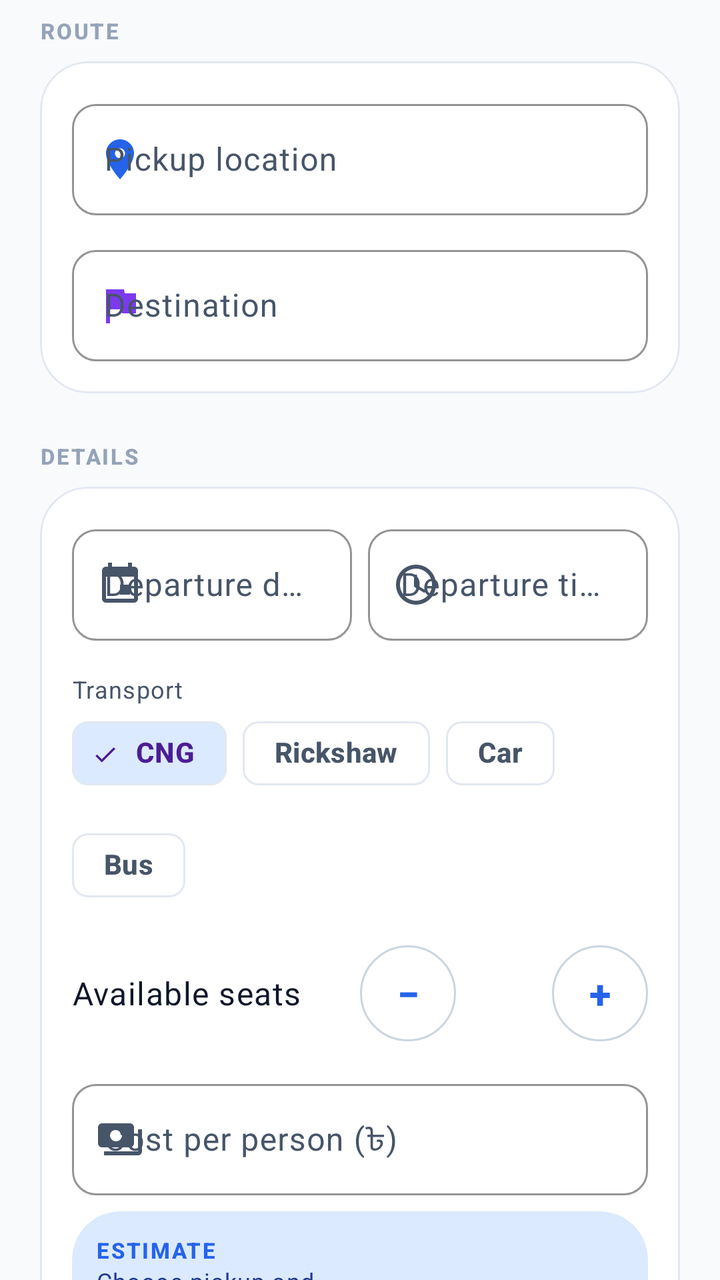
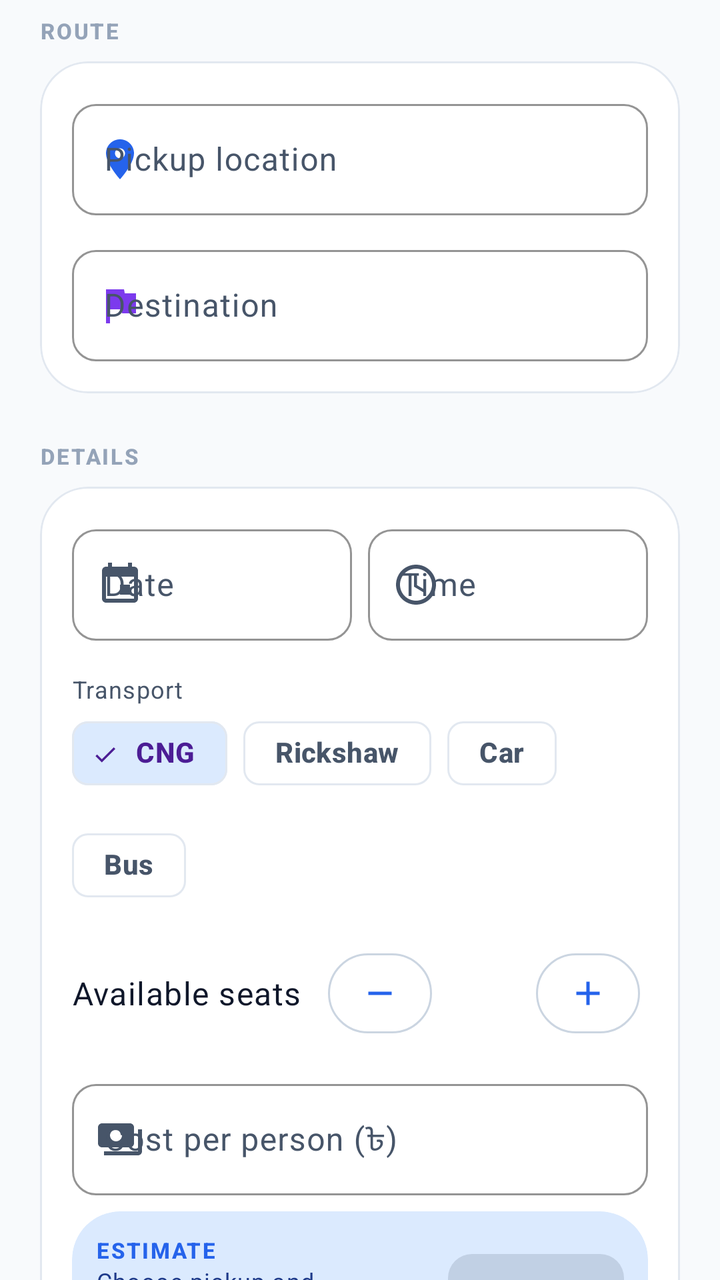

An Android layout rendered at two revisions. The XML below is the earlier revision; the diff shows what the commit changed to produce the second picture.
<!-- AndroidManifest.xml: application theme Theme.RideAlong -->
<!-- res/layout/fragment_post_ride.xml -->
<?xml version="1.0" encoding="utf-8"?>
<androidx.core.widget.NestedScrollView xmlns:android="http://schemas.android.com/apk/res/android"
    xmlns:app="http://schemas.android.com/apk/res-auto"
    android:layout_width="match_parent"
    android:layout_height="match_parent">

    <LinearLayout
        android:layout_width="match_parent"
        android:layout_height="wrap_content"
        android:orientation="vertical"
        android:paddingHorizontal="@dimen/screen_padding"
        android:paddingBottom="@dimen/space_xxl">

        
        <TextView
            android:layout_width="wrap_content"
            android:layout_height="wrap_content"
            android:layout_marginTop="@dimen/space_s"
            android:text="@string/post_route_section"
            android:textAppearance="@style/TextAppearance.RideAlong.Overline" />

        <com.google.android.material.card.MaterialCardView
            android:layout_width="match_parent"
            android:layout_height="wrap_content"
            android:layout_marginTop="@dimen/space_s">

            <LinearLayout
                android:layout_width="match_parent"
                android:layout_height="wrap_content"
                android:orientation="vertical"
                android:padding="@dimen/space_l">

                <com.google.android.material.textfield.TextInputLayout
                    android:id="@+id/pickup_layout"
                    android:layout_width="match_parent"
                    android:layout_height="wrap_content"
                    android:hint="@string/hint_pickup"
                    app:startIconDrawable="@drawable/ic_place"
                    app:startIconTint="@color/ra_primary">

                    <com.google.android.material.textfield.TextInputEditText
                        android:id="@+id/pickup"
                        android:layout_width="match_parent"
                        android:layout_height="wrap_content"
                        android:cursorVisible="false"
                        android:focusable="false"
                        android:inputType="none"
                        android:maxLines="2" />
                </com.google.android.material.textfield.TextInputLayout>

                <com.google.android.material.textfield.TextInputLayout
                    android:id="@+id/drop_layout"
                    android:layout_width="match_parent"
                    android:layout_height="wrap_content"
                    android:layout_marginTop="@dimen/space_m"
                    android:hint="@string/hint_destination"
                    app:startIconDrawable="@drawable/ic_flag"
                    app:startIconTint="@color/ra_secondary">

                    <com.google.android.material.textfield.TextInputEditText
                        android:id="@+id/drop"
                        android:layout_width="match_parent"
                        android:layout_height="wrap_content"
                        android:cursorVisible="false"
                        android:focusable="false"
                        android:inputType="none"
                        android:maxLines="2" />
                </com.google.android.material.textfield.TextInputLayout>

                <FrameLayout
                    android:id="@+id/map_card"
                    android:layout_width="match_parent"
                    android:layout_height="@dimen/map_height"
                    android:layout_marginTop="@dimen/space_m"
                    android:background="@drawable/bg_map_card"
                    android:visibility="gone">

                    <FrameLayout
                        android:id="@+id/map_container"
                        android:layout_width="match_parent"
                        android:layout_height="match_parent" />
                </FrameLayout>

                <TextView
                    android:id="@+id/route_summary"
                    android:layout_width="wrap_content"
                    android:layout_height="wrap_content"
                    android:layout_marginTop="@dimen/space_s"
                    android:drawablePadding="@dimen/space_xs"
                    android:gravity="center_vertical"
                    android:textAppearance="@style/TextAppearance.RideAlong.Caption"
                    android:visibility="gone"
                    app:drawableStartCompat="@drawable/ic_route"
                    app:drawableTint="@color/ra_text_secondary" />
            </LinearLayout>
        </com.google.android.material.card.MaterialCardView>

        
        <TextView
            android:layout_width="wrap_content"
            android:layout_height="wrap_content"
            android:layout_marginTop="@dimen/space_xl"
            android:text="@string/post_details_section"
            android:textAppearance="@style/TextAppearance.RideAlong.Overline" />

        <com.google.android.material.card.MaterialCardView
            android:layout_width="match_parent"
            android:layout_height="wrap_content"
            android:layout_marginTop="@dimen/space_s">

            <LinearLayout
                android:layout_width="match_parent"
                android:layout_height="wrap_content"
                android:orientation="vertical"
                android:padding="@dimen/space_l">

                <LinearLayout
                    android:layout_width="match_parent"
                    android:layout_height="wrap_content"
                    android:orientation="horizontal">

                    <com.google.android.material.textfield.TextInputLayout
                        android:id="@+id/date_layout"
                        android:layout_width="0dp"
                        android:layout_height="wrap_content"
                        android:layout_weight="1"
                        android:hint="@string/hint_departure_date"
                        app:startIconDrawable="@drawable/ic_event">

                        <com.google.android.material.textfield.TextInputEditText
                            android:id="@+id/date"
                            android:layout_width="match_parent"
                            android:layout_height="wrap_content"
                            android:cursorVisible="false"
                            android:focusable="false"
                            android:inputType="none" />
                    </com.google.android.material.textfield.TextInputLayout>

                    <com.google.android.material.textfield.TextInputLayout
                        android:id="@+id/time_layout"
                        android:layout_width="0dp"
                        android:layout_height="wrap_content"
                        android:layout_marginStart="@dimen/space_s"
                        android:layout_weight="1"
                        android:hint="@string/hint_departure_time"
                        app:startIconDrawable="@drawable/ic_schedule">

                        <com.google.android.material.textfield.TextInputEditText
                            android:id="@+id/time"
                            android:layout_width="match_parent"
                            android:layout_height="wrap_content"
                            android:cursorVisible="false"
                            android:focusable="false"
                            android:inputType="none" />
                    </com.google.android.material.textfield.TextInputLayout>
                </LinearLayout>

                <TextView
                    android:layout_width="wrap_content"
                    android:layout_height="wrap_content"
                    android:layout_marginTop="@dimen/space_l"
                    android:text="@string/hint_transport"
                    android:textAppearance="@style/TextAppearance.RideAlong.Caption" />

                <com.google.android.material.chip.ChipGroup
                    android:id="@+id/transport_group"
                    android:layout_width="match_parent"
                    android:layout_height="wrap_content"
                    app:selectionRequired="true"
                    app:singleSelection="true">

                    <com.google.android.material.chip.Chip
                        android:id="@+id/chip_cng"
                        android:layout_width="wrap_content"
                        android:layout_height="wrap_content"
                        android:checkable="true"
                        android:checked="true"
                        android:text="@string/transport_cng" />

                    <com.google.android.material.chip.Chip
                        android:id="@+id/chip_rickshaw"
                        android:layout_width="wrap_content"
                        android:layout_height="wrap_content"
                        android:checkable="true"
                        android:text="@string/transport_rickshaw" />

                    <com.google.android.material.chip.Chip
                        android:id="@+id/chip_car"
                        android:layout_width="wrap_content"
                        android:layout_height="wrap_content"
                        android:checkable="true"
                        android:text="@string/transport_car" />

                    <com.google.android.material.chip.Chip
                        android:id="@+id/chip_bus"
                        android:layout_width="wrap_content"
                        android:layout_height="wrap_content"
                        android:checkable="true"
                        android:text="@string/transport_bus" />
                </com.google.android.material.chip.ChipGroup>

                <LinearLayout
                    android:layout_width="match_parent"
                    android:layout_height="wrap_content"
                    android:layout_marginTop="@dimen/space_l"
                    android:gravity="center_vertical"
                    android:orientation="horizontal">

                    <TextView
                        android:layout_width="0dp"
                        android:layout_height="wrap_content"
                        android:layout_weight="1"
                        android:text="@string/hint_seats"
                        android:textAppearance="@style/TextAppearance.RideAlong.BodyLarge" />

                    <com.google.android.material.button.MaterialButton
                        android:id="@+id/seats_minus"
                        style="@style/Widget.Material3.Button.OutlinedButton"
                        android:layout_width="48dp"
                        android:layout_height="48dp"
                        android:insetTop="0dp"
                        android:insetBottom="0dp"
                        android:padding="0dp"
                        android:text="@string/symbol_minus"
                        android:textSize="20sp" />

                    <TextView
                        android:id="@+id/seats_value"
                        android:layout_width="48dp"
                        android:layout_height="wrap_content"
                        android:gravity="center"
                        android:textAppearance="@style/TextAppearance.RideAlong.TitleLarge" />

                    <com.google.android.material.button.MaterialButton
                        android:id="@+id/seats_plus"
                        style="@style/Widget.Material3.Button.OutlinedButton"
                        android:layout_width="48dp"
                        android:layout_height="48dp"
                        android:insetTop="0dp"
                        android:insetBottom="0dp"
                        android:padding="0dp"
                        android:text="@string/symbol_plus"
                        android:textSize="20sp" />
                </LinearLayout>

                <TextView
                    android:id="@+id/seats_error"
                    android:layout_width="wrap_content"
                    android:layout_height="wrap_content"
                    android:textAppearance="@style/TextAppearance.RideAlong.Caption"
                    android:textColor="@color/ra_error"
                    android:visibility="gone" />

                <com.google.android.material.textfield.TextInputLayout
                    android:id="@+id/cost_layout"
                    android:layout_width="match_parent"
                    android:layout_height="wrap_content"
                    android:layout_marginTop="@dimen/space_l"
                    android:hint="@string/hint_cost_per_person"
                    app:startIconDrawable="@drawable/ic_payments">

                    <com.google.android.material.textfield.TextInputEditText
                        android:id="@+id/cost"
                        android:layout_width="match_parent"
                        android:layout_height="wrap_content"
                        android:inputType="numberDecimal" />
                </com.google.android.material.textfield.TextInputLayout>

                
                <com.google.android.material.card.MaterialCardView
                    style="@style/Widget.RideAlong.Card.Tinted"
                    android:layout_width="match_parent"
                    android:layout_height="wrap_content"
                    android:layout_marginTop="@dimen/space_s">

                    <LinearLayout
                        android:layout_width="match_parent"
                        android:layout_height="wrap_content"
                        android:gravity="center_vertical"
                        android:orientation="horizontal"
                        android:padding="@dimen/space_m">

                        <LinearLayout
                            android:layout_width="0dp"
                            android:layout_height="wrap_content"
                            android:layout_weight="1"
                            android:orientation="vertical">

                            <TextView
                                android:layout_width="wrap_content"
                                android:layout_height="wrap_content"
                                android:text="@string/fare_estimate_label"
                                android:textAppearance="@style/TextAppearance.RideAlong.Overline"
                                android:textColor="@color/ra_primary" />

                            <TextView
                                android:id="@+id/fare_estimate"
                                android:layout_width="wrap_content"
                                android:layout_height="wrap_content"
                                android:text="@string/fare_estimate_need_route"
                                android:textAppearance="@style/TextAppearance.RideAlong.Caption"
                                android:textColor="@color/ra_on_primary_container" />
                        </LinearLayout>

                        <com.google.android.material.button.MaterialButton
                            android:id="@+id/use_estimate"
                            style="@style/Widget.RideAlong.Button.Text"
                            android:layout_width="wrap_content"
                            android:layout_height="wrap_content"
                            android:enabled="false"
                            android:text="@string/action_apply" />
                    </LinearLayout>
                </com.google.android.material.card.MaterialCardView>

                <com.google.android.material.textfield.TextInputLayout
                    android:id="@+id/detour_layout"
                    android:layout_width="match_parent"
                    android:layout_height="wrap_content"
                    android:layout_marginTop="@dimen/space_l"
                    android:hint="@string/hint_max_detour"
                    app:startIconDrawable="@drawable/ic_route">

                    <com.google.android.material.textfield.TextInputEditText
                        android:id="@+id/detour"
                        android:layout_width="match_parent"
                        android:layout_height="wrap_content"
                        android:inputType="numberDecimal" />
                </com.google.android.material.textfield.TextInputLayout>

                <com.google.android.material.textfield.TextInputLayout
                    android:id="@+id/comment_layout"
                    android:layout_width="match_parent"
                    android:layout_height="wrap_content"
                    android:layout_marginTop="@dimen/space_m"
                    android:hint="@string/hint_comment"
                    app:counterEnabled="true"
                    app:counterMaxLength="500">

                    <com.google.android.material.textfield.TextInputEditText
                        android:id="@+id/comment"
                        android:layout_width="match_parent"
                        android:layout_height="wrap_content"
                        android:gravity="top"
                        android:inputType="textMultiLine|textCapSentences"
                        android:minLines="2" />
                </com.google.android.material.textfield.TextInputLayout>
            </LinearLayout>
        </com.google.android.material.card.MaterialCardView>

        <com.google.android.material.button.MaterialButton
            android:id="@+id/post"
            android:layout_width="match_parent"
            android:layout_height="wrap_content"
            android:layout_marginTop="@dimen/space_xl"
            android:text="@string/action_post_ride"
            app:icon="@drawable/ic_check" />

        <com.google.android.material.progressindicator.LinearProgressIndicator
            android:id="@+id/progress"
            android:layout_width="match_parent"
            android:layout_height="wrap_content"
            android:layout_marginTop="@dimen/space_m"
            android:indeterminate="true"
            android:visibility="invisible" />
    </LinearLayout>
</androidx.core.widget.NestedScrollView>
<!-- resources referenced by this layout -->
<resources>
  <string name="hint_departure_date">Departure date</string>
  <string name="hint_departure_time">Departure time</string>
  <string name="symbol_minus" translatable="false">−</string>
  <string name="symbol_plus" translatable="false">+</string>
  <style name="Widget.RideAlong.Button.Text" parent="Widget.Material3.Button.TextButton">
          <item name="android:textAppearance">@style/TextAppearance.RideAlong.Label</item>
      </style>
  <style name="Theme.RideAlong" parent="Theme.Material3.Light.NoActionBar">
          <item name="colorPrimary">@color/ra_primary</item>
          <item name="colorOnPrimary">@color/ra_white</item>
          <item name="colorPrimaryContainer">@color/ra_primary_container</item>
          <item name="colorOnPrimaryContainer">@color/ra_on_primary_container</item>
          <item name="colorSecondary">@color/ra_secondary</item>
          <item name="colorOnSecondary">@color/ra_white</item>
          <item name="colorSecondaryContainer">@color/ra_secondary_container</item>
          <item name="colorOnSecondaryContainer">@color/ra_on_secondary_container</item>
          <item name="colorTertiary">@color/ra_secondary</item>
          <item name="android:colorBackground">@color/ra_background</item>
          <item name="colorOnBackground">@color/ra_text</item>
          <item name="colorSurface">@color/ra_surface</item>
          <item name="colorOnSurface">@color/ra_text</item>
          <item name="colorSurfaceVariant">@color/ra_surface_variant</item>
          <item name="colorOnSurfaceVariant">@color/ra_text_secondary</item>
          <item name="colorOutline">@color/ra_outline_strong</item>
          <item name="colorOutlineVariant">@color/ra_outline</item>
          <item name="colorError">@color/ra_error</item>
          <item name="colorErrorContainer">@color/ra_error_container</item>
  
          <item name="android:statusBarColor">@color/ra_background</item>
          <item name="android:windowLightStatusBar">true</item>
          <item name="android:navigationBarColor">@color/ra_surface</item>
          <item name="android:windowBackground">@color/ra_background</item>
  
          <item name="shapeAppearanceSmallComponent">@style/ShapeAppearance.RideAlong.Small</item>
          <item name="shapeAppearanceMediumComponent">@style/ShapeAppearance.RideAlong.Medium</item>
          <item name="shapeAppearanceLargeComponent">@style/ShapeAppearance.RideAlong.Large</item>
  
          <item name="materialCardViewStyle">@style/Widget.RideAlong.Card</item>
          <item name="textInputStyle">@style/Widget.RideAlong.TextInput</item>
          <item name="materialButtonStyle">@style/Widget.RideAlong.Button</item>
          <item name="toolbarStyle">@style/Widget.RideAlong.Toolbar</item>
          <item name="bottomNavigationStyle">@style/Widget.RideAlong.BottomNav</item>
          <item name="chipStyle">@style/Widget.RideAlong.Chip</item>
          <item name="materialAlertDialogTheme">@style/ThemeOverlay.RideAlong.Dialog</item>
          <item name="bottomSheetDialogTheme">@style/ThemeOverlay.RideAlong.BottomSheet</item>
  
          <item name="textAppearanceHeadlineMedium">@style/TextAppearance.RideAlong.Headline</item>
          <item name="textAppearanceTitleLarge">@style/TextAppearance.RideAlong.TitleLarge</item>
          <item name="textAppearanceTitleMedium">@style/TextAppearance.RideAlong.TitleMedium</item>
          <item name="textAppearanceBodyLarge">@style/TextAppearance.RideAlong.BodyLarge</item>
          <item name="textAppearanceBodyMedium">@style/TextAppearance.RideAlong.Body</item>
          <item name="textAppearanceBodySmall">@style/TextAppearance.RideAlong.Caption</item>
          <item name="textAppearanceLabelLarge">@style/TextAppearance.RideAlong.Label</item>
      </style>
  <style name="TextAppearance.RideAlong.Label" parent="TextAppearance.Material3.LabelLarge">
          <item name="android:textSize">14sp</item>
          <item name="android:textStyle">bold</item>
      </style>
  <style name="Widget.RideAlong.Button" parent="Widget.Material3.Button">
          <item name="android:minHeight">@dimen/button_height</item>
          <item name="android:textAppearance">@style/TextAppearance.RideAlong.Label</item>
          <item name="shapeAppearance">@style/ShapeAppearance.RideAlong.Medium</item>
          <item name="android:insetTop">0dp</item>
          <item name="android:insetBottom">0dp</item>
      </style>
  <dimen name="button_height">52dp</dimen>
  <!-- unchanged entries left out for length: 76 -->
</resources>

<!-- the commit's change to res/layout/fragment_post_ride.xml (unified diff, before → after) -->
@@ -215,32 +215,24 @@
 
                     <com.google.android.material.button.MaterialButton
                         android:id="@+id/seats_minus"
-                        style="@style/Widget.Material3.Button.OutlinedButton"
-                        android:layout_width="48dp"
-                        android:layout_height="48dp"
-                        android:insetTop="0dp"
-                        android:insetBottom="0dp"
-                        android:padding="0dp"
-                        android:text="@string/symbol_minus"
-                        android:textSize="20sp" />
+                        style="@style/Widget.RideAlong.Button.Stepper"
+                        android:layout_width="wrap_content"
+                        android:layout_height="wrap_content"
+                        app:icon="@drawable/ic_remove" />
 
                     <TextView
                         android:id="@+id/seats_value"
-                        android:layout_width="48dp"
+                        android:layout_width="44dp"
                         android:layout_height="wrap_content"
                         android:gravity="center"
                         android:textAppearance="@style/TextAppearance.RideAlong.TitleLarge" />
 
                     <com.google.android.material.button.MaterialButton
                         android:id="@+id/seats_plus"
-                        style="@style/Widget.Material3.Button.OutlinedButton"
-                        android:layout_width="48dp"
-                        android:layout_height="48dp"
-                        android:insetTop="0dp"
-                        android:insetBottom="0dp"
-                        android:padding="0dp"
-                        android:text="@string/symbol_plus"
-                        android:textSize="20sp" />
+                        style="@style/Widget.RideAlong.Button.Stepper"
+                        android:layout_width="wrap_content"
+                        android:layout_height="wrap_content"
+                        app:icon="@drawable/ic_add" />
                 </LinearLayout>
 
                 <TextView
@@ -304,9 +296,10 @@
 
                         <com.google.android.material.button.MaterialButton
                             android:id="@+id/use_estimate"
-                            style="@style/Widget.RideAlong.Button.Text"
+                            style="@style/Widget.RideAlong.Button.Small"
                             android:layout_width="wrap_content"
                             android:layout_height="wrap_content"
+                            android:layout_marginStart="@dimen/space_s"
                             android:enabled="false"
                             android:text="@string/action_apply" />
                     </LinearLayout>
<!-- resource entries referenced after the edit -->
@@ -1,11 +1,38 @@
 <!-- resources referenced by this layout -->
 <resources>
-  <string name="hint_departure_date">Departure date</string>
-  <string name="hint_departure_time">Departure time</string>
-  <string name="symbol_minus" translatable="false">−</string>
-  <string name="symbol_plus" translatable="false">+</string>
-  <style name="Widget.RideAlong.Button.Text" parent="Widget.Material3.Button.TextButton">
-          <item name="android:textAppearance">@style/TextAppearance.RideAlong.Label</item>
+  <!-- drawable ic_add (drawable) -->
+  <vector xmlns:android="http://schemas.android.com/apk/res/android"
+      android:width="24dp"
+      android:height="24dp"
+      android:tint="?attr/colorControlNormal"
+      android:viewportWidth="24"
+      android:viewportHeight="24">
+      <path
+          android:fillColor="@android:color/white"
+          android:pathData="M19,13h-6v6h-2v-6H5v-2h6V5h2v6h6v2z" />
+  </vector>
+  <!-- drawable ic_remove (drawable) -->
+  <vector xmlns:android="http://schemas.android.com/apk/res/android"
+      android:width="24dp"
+      android:height="24dp"
+      android:tint="?attr/colorControlNormal"
+      android:viewportWidth="24"
+      android:viewportHeight="24">
+      <path
+          android:fillColor="@android:color/white"
+          android:pathData="M19,13H5v-2h14v2z" />
+  </vector>
+  <string name="hint_departure_date">Date</string>
+  <string name="hint_departure_time">Time</string>
+  <style name="Widget.RideAlong.Button.Small" parent="Widget.RideAlong.Button">
+          <item name="android:minHeight">@dimen/button_height_small</item>
+          <item name="android:textSize">13sp</item>
+          <item name="android:paddingStart">@dimen/space_m</item>
+          <item name="android:paddingEnd">@dimen/space_m</item>
+      </style>
+  <style name="Widget.RideAlong.Button.Stepper" parent="Widget.Material3.Button.IconButton.Outlined">
+          <item name="iconTint">@color/btn_primary_fg</item>
+          <item name="strokeColor">@color/ra_outline_strong</item>
       </style>
   <style name="Theme.RideAlong" parent="Theme.Material3.Light.NoActionBar">
           <item name="colorPrimary">@color/ra_primary</item>
@@ -40,6 +67,7 @@
           <item name="materialCardViewStyle">@style/Widget.RideAlong.Card</item>
           <item name="textInputStyle">@style/Widget.RideAlong.TextInput</item>
           <item name="materialButtonStyle">@style/Widget.RideAlong.Button</item>
+          <item name="materialButtonOutlinedStyle">@style/Widget.RideAlong.Button.Outlined</item>
           <item name="toolbarStyle">@style/Widget.RideAlong.Toolbar</item>
           <item name="bottomNavigationStyle">@style/Widget.RideAlong.BottomNav</item>
           <item name="chipStyle">@style/Widget.RideAlong.Chip</item>
@@ -57,6 +85,7 @@
   <style name="TextAppearance.RideAlong.Label" parent="TextAppearance.Material3.LabelLarge">
           <item name="android:textSize">14sp</item>
           <item name="android:textStyle">bold</item>
+          <item name="android:letterSpacing">0.01</item>
       </style>
   <style name="Widget.RideAlong.Button" parent="Widget.Material3.Button">
           <item name="android:minHeight">@dimen/button_height</item>
@@ -64,8 +93,31 @@
           <item name="shapeAppearance">@style/ShapeAppearance.RideAlong.Medium</item>
           <item name="android:insetTop">0dp</item>
           <item name="android:insetBottom">0dp</item>
+          <item name="android:maxLines">1</item>
+          <item name="android:ellipsize">end</item>
+          <item name="android:paddingStart">@dimen/space_l</item>
+          <item name="android:paddingEnd">@dimen/space_l</item>
+          <item name="iconSize">18dp</item>
+          <item name="iconPadding">@dimen/space_s</item>
+          <item name="iconGravity">textStart</item>
       </style>
-  <dimen name="button_height">52dp</dimen>
+  <dimen name="button_height_small">40dp</dimen>
+  <style name="Widget.RideAlong.Button.Outlined" parent="Widget.Material3.Button.OutlinedButton">
+          <item name="android:minHeight">@dimen/button_height</item>
+          <item name="android:textAppearance">@style/TextAppearance.RideAlong.Label</item>
+          <item name="shapeAppearance">@style/ShapeAppearance.RideAlong.Medium</item>
+          <item name="strokeColor">@color/ra_outline_strong</item>
+          <item name="android:textColor">@color/btn_primary_fg</item>
+          <item name="iconTint">@color/btn_primary_fg</item>
+          <item name="android:insetTop">0dp</item>
+          <item name="android:insetBottom">0dp</item>
+          <item name="android:maxLines">1</item>
+          <item name="android:ellipsize">end</item>
+          <item name="iconSize">18dp</item>
+          <item name="iconPadding">@dimen/space_s</item>
+          <item name="iconGravity">textStart</item>
+      </style>
+  <dimen name="button_height">48dp</dimen>
   <!-- unchanged entries left out for length: 76 -->
 </resources>
 
